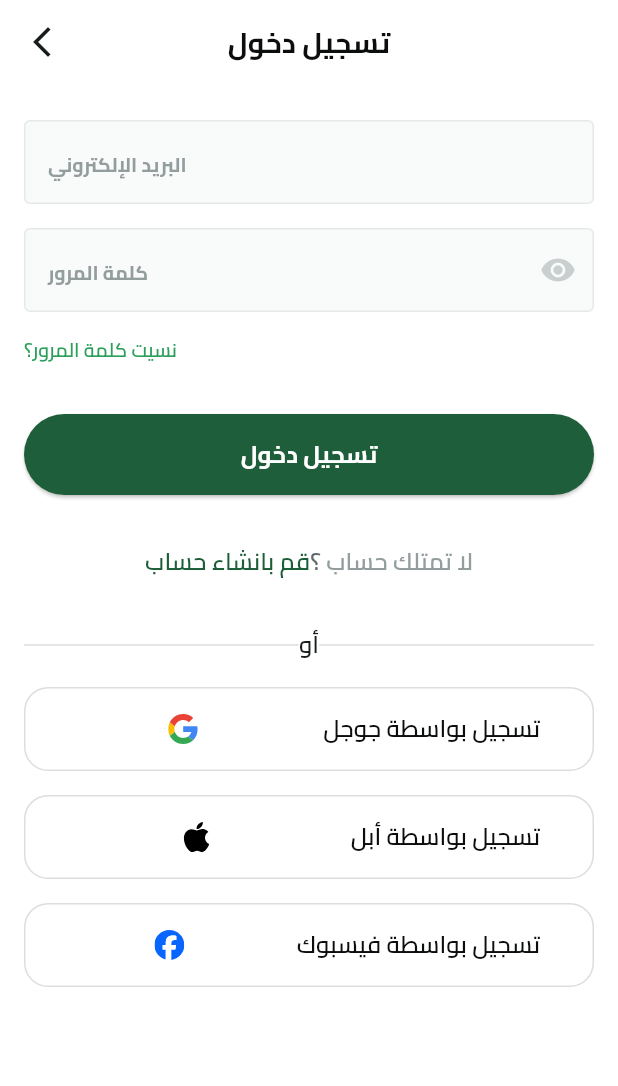
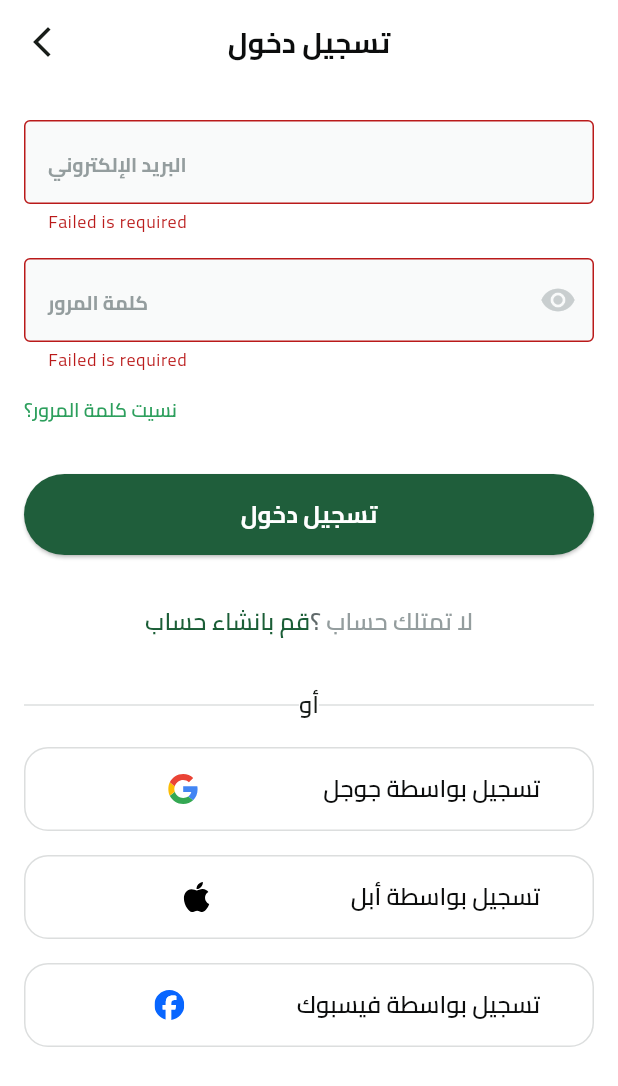
Before and after one commit to SaifAmir39/fruit_hup_store_Project-completion, a Flutter app: the LoinViwe screen opened by its route, after a tap on "تسجيل دخول", on a phone screen of 412 x 824 dp. Shown: the top 1086 px of the screen. Run offline on Flutter 3.47's test engine with Material 3 defaults, Android fonts, the phone set to English and light mode, and no system bars; our stand-ins replace bloc, dartz, dots_indicator, firebase_auth, firebase_core, flutter_bloc and 4 more; accounts and stored records are empty.

Commit message:
logs errors and test done &login wiht email and password done

```diff
--- /dev/null
+++ b/lib/features/auth/prsentaion/Viwes/cubits/sign_in_state.dart
@@ -0,0 +1,21 @@
+part of 'sign_in_cubit.dart';
+
+
+abstract class SignInState {}
+
+class SignInInitial extends SignInState {}
+class SignInloading extends SignInState {}
+class SignInsucess extends SignInState {
+final Userentitie userentitie;
+
+SignInsucess({required this.userentitie});
+
+
+}
+class SignInfailer extends SignInState {
+final  String errormassge;
+
+SignInfailer({required this.errormassge});
+
+
+}
--- a/lib/features/auth/prsentaion/Viwes/cubits/signup_cubit_cubit.dart
+++ b/lib/features/auth/prsentaion/Viwes/cubits/signup_cubit_cubit.dart
@@ -1,7 +1,6 @@
 import 'package:flutter_bloc/flutter_bloc.dart';
 import 'package:fruit_hup_store/features/auth/domain/entities/user%20_entitie.dart';
 import 'package:fruit_hup_store/features/auth/domain/repoes/auth_repo.dart';
-import 'package:meta/meta.dart';
 
 part 'signup_cubit_state.dart';
 
@@ -12,11 +11,14 @@ class SignupCubitCubit extends Cubit<SignupCubitState> {
   Future<void> createuserwithemailanpassword({
     required String email,
     required String password,
+    required String name,
   }) async {
     emit(SignupCubitLodeing());
     final reslut = await authRepo.createuserwithemailanpassword(
       email,
       password,
+      name
+
     );
 
    reslut.fold(
--- a/lib/features/auth/prsentaion/Viwes/cubits/signup_cubit_state.dart
+++ b/lib/features/auth/prsentaion/Viwes/cubits/signup_cubit_state.dart
@@ -1,6 +1,6 @@
 part of 'signup_cubit_cubit.dart';
 
-@immutable
+
 abstract class SignupCubitState {}
 
 class SignupCubitInitial extends SignupCubitState {}
--- a/lib/features/auth/prsentaion/Viwes/loin_viwe.dart
+++ b/lib/features/auth/prsentaion/Viwes/loin_viwe.dart
@@ -1,18 +1,87 @@
 import 'package:flutter/material.dart';
 import 'package:flutter/widgets.dart';
+import 'package:flutter_bloc/flutter_bloc.dart';
+import 'package:fruit_hup_store/core/service/get_it_service.dart';
+import 'package:fruit_hup_store/core/utils/app_colors.dart';
+import 'package:fruit_hup_store/core/utils/app_text_styles.dart';
 import 'package:fruit_hup_store/core/utils/helper_functions/Custome%20_Appbar.dart';
+import 'package:fruit_hup_store/features/auth/domain/repoes/auth_repo.dart';
+import 'package:fruit_hup_store/features/auth/prsentaion/Viwes/cubits/sign_in_cubit.dart';
 import 'package:fruit_hup_store/features/auth/prsentaion/Viwes/widgets/Login_viwe_body.dart';
 
 class LoinViwe extends StatelessWidget {
-static const routeName="Login_viwe";
+  static const routeName = "Login_viwe";
 
-@override
+  @override
   Widget build(BuildContext context) {
-    return Scaffold(
-    appBar: bulid_Appbar(title: "تسجيل دخول" ,context: context),
+    return BlocProvider(
+      create: (context) => SignInCubit(authRepo: getIt.get<AuthRepo>()),
+      child: Scaffold(
+        appBar: bulid_Appbar(title: "تسجيل دخول", context: context),
 
-    body:LoginViweBody() ,
+        body: BlocConsumer<SignInCubit, SignInState>(
+          listener: (context, state) {
+
+
+
+            if (state is SignInsucess){
+
+               ScaffoldMessenger.of(context).showSnackBar(
+                SnackBar(
+                  backgroundColor: AppColors.primaryColor,
+                  content: Text(
+                    "تم التسجيل الدخول بنجاح ",
+                    style: TextStyles.bold16,
+                  ),
+                ),
+              );
+
+
+            }
+             else if(state is SignInfailer){
+                 ScaffoldMessenger.of(context).showSnackBar(
+
+                SnackBar(
+            backgroundColor: Colors.red,
+
+                  content: Text(state.errormassge.toString()),
+                ),
+              );
+
+            }
+          },
+
+
+          builder: (context, state) {
+
+            return Stack(
+              children: [
+                LoginViweBody(),
+                if (state is SignInloading)
+                  Container(
+                    color: Colors.black.withOpacity(0.3),
+                    child: const Center(
+                      child: SizedBox(
+                        width: 80,
+                        height: 80,
+                        child: CircularProgressIndicator(
+                          color: AppColors.primaryColor,
+                          strokeWidth: 4,
+                        ),
+                      ),
+                    ),
+                  ),
+
+
+              ],
+            );
+
+
+
+
+          },
+        ),
+      ),
     );
   }
-
 }
--- a/lib/features/auth/prsentaion/Viwes/widgets/Login_viwe_body.dart
+++ b/lib/features/auth/prsentaion/Viwes/widgets/Login_viwe_body.dart
@@ -1,9 +1,11 @@
 
 import 'package:flutter/material.dart';
+import 'package:flutter_bloc/flutter_bloc.dart';
 import 'package:fruit_hup_store/core/utils/Custome%20Bottun.dart';
 import 'package:fruit_hup_store/core/utils/app_images.dart';
 import 'package:fruit_hup_store/core/utils/app_text_styles.dart';
 import 'package:fruit_hup_store/core/utils/custome%20_txet_form_failed.dart';
+import 'package:fruit_hup_store/features/auth/prsentaion/Viwes/cubits/sign_in_cubit.dart';
 import 'package:fruit_hup_store/features/auth/prsentaion/Viwes/signup_Viwe.dart';
 import 'package:fruit_hup_store/features/auth/prsentaion/Viwes/widgets/D0_you_have%20account_widget.dart';
 import 'package:fruit_hup_store/features/auth/prsentaion/Viwes/widgets/Or_signup_widget.dart';
@@ -19,9 +21,16 @@ class LoginViweBody extends StatefulWidget  {
 class _LoginViweBodyState extends State<LoginViweBody> {
   final textcontrrolpassword =TextEditingController();
   final textcontrrolemail =TextEditingController();
+   GlobalKey<FormState> formkey = GlobalKey<FormState>();
+  AutovalidateMode autovalidateMode = AutovalidateMode.disabled;
   @override
   Widget build(BuildContext context) {
-    return Padding(
+    return Form(
+      key: formkey,
+      autovalidateMode: autovalidateMode,
+
+      child: SingleChildScrollView(
+        child: Padding(
           padding: const EdgeInsets.symmetric(horizontal: 16),
           child: Column(
             crossAxisAlignment: CrossAxisAlignment.start,
@@ -46,7 +55,18 @@ class _LoginViweBodyState extends State<LoginViweBody> {
             SizedBox(
               height: 33,
             ),
-        Customebottun(onpressed: (){}, title: "تسجيل دخول"),
+            Customebottun(onpressed: (){
+             if (formkey.currentState!.validate()) {
+                    formkey.currentState!.save();
+                     BlocProvider.of<SignInCubit>(context).Siginwithemailanpassword(textcontrrolemail.text, textcontrrolpassword.text);
+
+                  } else {
+                    setState(() {
+                      autovalidateMode = AutovalidateMode.always;
+                    });
+                  }
+
+            }, title: "تسجيل دخول"),
             SizedBox(
               height: 33,
             ),
@@ -63,7 +83,13 @@ class _LoginViweBodyState extends State<LoginViweBody> {
               SizedBox(
                 height: 16,
               ),
-                SocailLoginButton(onpaessed: () {  }, image:Assets.imagesGoogleIcon, title:"تسجيل بواسطة جوجل" ),
+                    SocailLoginButton(onpaessed: () {
+                        BlocProvider.of<SignInCubit>(context).siginwithgooale();
+
+
+
+
+                     }, image:Assets.imagesGoogleIcon, title:"تسجيل بواسطة جوجل" ),
                     SizedBox(height: 16,),
                      SocailLoginButton(onpaessed:(){}, image: Assets.imagesApplIcon, title: "تسجيل بواسطة أبل"),
                                      SizedBox(height: 16,),
@@ -77,6 +103,8 @@ class _LoginViweBodyState extends State<LoginViweBody> {
 
 
           ),
+        ),
+      ),
     );
   }
 }
--- a/lib/features/auth/prsentaion/Viwes/widgets/Signup_viwe_body.dart
+++ b/lib/features/auth/prsentaion/Viwes/widgets/Signup_viwe_body.dart
@@ -25,6 +25,7 @@ class _SignupViweBodyState extends State<SignupViweBody> {
   Widget build(BuildContext context) {
     return Form(
       key: formkey,
+      autovalidateMode: autovalidateMode,
       child: Padding(
         padding: const EdgeInsets.symmetric(horizontal: 16),
         child: Column(
@@ -72,6 +73,7 @@ class _SignupViweBodyState extends State<SignupViweBody> {
                   ).createuserwithemailanpassword(
                     email: textcontrrolemail.text,
                     password: textcontrrolpassword.text,
+                    name: textcontrrolname.text,
                   );
 
 
```
Also changed, not shown: lib/core/service/auth_service.dart (+67 -20 lines), lib/features/auth/data/repos/auth_repo_implementions.dart (+51 -23 lines), lib/features/auth/domain/repoes/auth_repo.dart (+3 -4 lines), lib/features/auth/prsentaion/Viwes/cubits/sign_in_cubit.dart (added, +41 -0 lines), pubspec.yaml (+9 -6 lines), pubspec.lock, 1 other file. Lines whose indentation alone changed are shown as unchanged.
